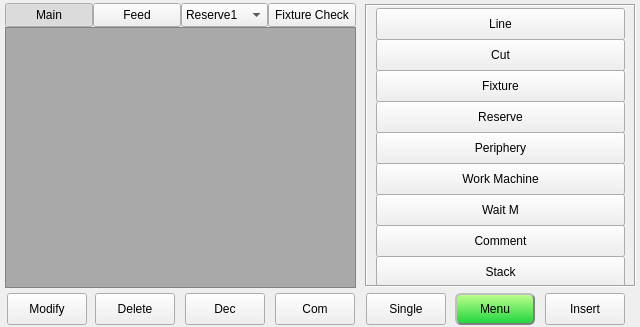
Before: the Qt Designer form hcinstruction/ichcinstructionpageframe.ui in GaussCheng/2-5AxisPunch, drawn with Qt 5.
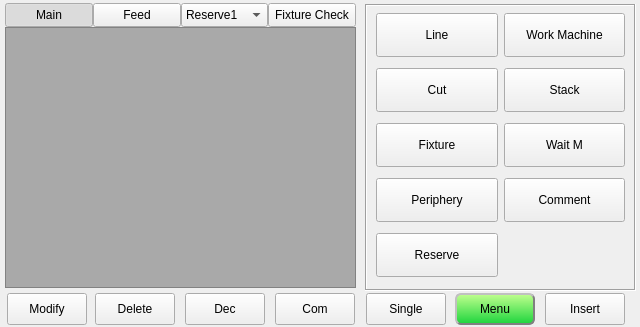
After: the same form once the commit is applied. Icons and pictures are not drawn. Custom widgets are drawn as their Qt base class.

What changed in the file:
```diff
--- a/hcinstruction/ichcinstructionpageframe.ui
+++ b/hcinstruction/ichcinstructionpageframe.ui
@@ -251,7 +251,7 @@
        <x>360</x>
        <y>1</y>
        <width>271</width>
-       <height>283</height>
+       <height>287</height>
       </rect>
      </property>
      <property name="sizePolicy">
@@ -270,17 +270,52 @@
       <number>0</number>
      </property>
      <widget class="QWidget" name="actionSelectPage">
-      <layout class="QVBoxLayout" name="verticalLayout_3">
-       <property name="spacing">
-        <number>4</number>
-       </property>
+      <layout class="QGridLayout" name="gridLayout">
        <property name="topMargin">
         <number>2</number>
        </property>
        <property name="bottomMargin">
         <number>2</number>
        </property>
-       <item>
+       <item row="4" column="1">
+        <widget class="QToolButton" name="commentButton">
+         <property name="sizePolicy">
+          <sizepolicy hsizetype="Preferred" vsizetype="Preferred">
+           <horstretch>0</horstretch>
+           <verstretch>0</verstretch>
+          </sizepolicy>
+         </property>
+         <property name="minimumSize">
+          <size>
+           <width>0</width>
+           <height>32</height>
+          </size>
+         </property>
+         <property name="maximumSize">
+          <size>
+           <width>16777215</width>
+           <height>44</height>
+          </size>
+         </property>
+         <property name="text">
+          <string>Comment</string>
+         </property>
+         <property name="icon">
+          <iconset resource="../resource.qrc">
+           <normaloff>:/resource/jump(32).png</normaloff>:/resource/jump(32).png</iconset>
+         </property>
+         <property name="iconSize">
+          <size>
+           <width>32</width>
+           <height>32</height>
+          </size>
+         </property>
+         <property name="toolButtonStyle">
+          <enum>Qt::ToolButtonTextBesideIcon</enum>
+         </property>
+        </widget>
+       </item>
+       <item row="0" column="0">
         <widget class="QToolButton" name="lineButton">
          <property name="sizePolicy">
           <sizepolicy hsizetype="Preferred" vsizetype="Preferred">
@@ -318,7 +353,7 @@
          </property>
         </widget>
        </item>
-       <item>
+       <item row="1" column="0">
         <widget class="QToolButton" name="cutButton">
          <property name="sizePolicy">
           <sizepolicy hsizetype="Preferred" vsizetype="Preferred">
@@ -356,7 +391,7 @@
          </property>
         </widget>
        </item>
-       <item>
+       <item row="2" column="0">
         <widget class="QToolButton" name="fixtureButton">
          <property name="sizePolicy">
           <sizepolicy hsizetype="Preferred" vsizetype="Preferred">
@@ -394,8 +429,8 @@
          </property>
         </widget>
        </item>
-       <item>
-        <widget class="QToolButton" name="pneumaticButton">
+       <item row="2" column="1">
+        <widget class="QToolButton" name="waitMButton">
          <property name="sizePolicy">
           <sizepolicy hsizetype="Preferred" vsizetype="Preferred">
            <horstretch>0</horstretch>
@@ -415,7 +450,7 @@
           </size>
          </property>
          <property name="text">
-          <string>Reserve</string>
+          <string>Wait M</string>
          </property>
          <property name="icon">
           <iconset resource="../resource.qrc">
@@ -432,7 +467,7 @@
          </property>
         </widget>
        </item>
-       <item>
+       <item row="4" column="0">
         <widget class="QToolButton" name="peripheryButton">
          <property name="sizePolicy">
           <sizepolicy hsizetype="Preferred" vsizetype="Preferred">
@@ -470,7 +505,45 @@
          </property>
         </widget>
        </item>
-       <item>
+       <item row="1" column="1">
+        <widget class="QToolButton" name="stackButton">
+         <property name="sizePolicy">
+          <sizepolicy hsizetype="Preferred" vsizetype="Preferred">
+           <horstretch>0</horstretch>
+           <verstretch>0</verstretch>
+          </sizepolicy>
+         </property>
+         <property name="minimumSize">
+          <size>
+           <width>0</width>
+           <height>32</height>
+          </size>
+         </property>
+         <property name="maximumSize">
+          <size>
+           <width>16777215</width>
+           <height>44</height>
+          </size>
+         </property>
+         <property name="text">
+          <string>Stack</string>
+         </property>
+         <property name="icon">
+          <iconset resource="../resource.qrc">
+           <normaloff>:/resource/jump(32).png</normaloff>:/resource/jump(32).png</iconset>
+         </property>
+         <property name="iconSize">
+          <size>
+           <width>32</width>
+           <height>32</height>
+          </size>
+         </property>
+         <property name="toolButtonStyle">
+          <enum>Qt::ToolButtonTextBesideIcon</enum>
+         </property>
+        </widget>
+       </item>
+       <item row="0" column="1">
         <widget class="QToolButton" name="workMachineIOButton">
          <property name="sizePolicy">
           <sizepolicy hsizetype="Preferred" vsizetype="Preferred">
@@ -508,8 +581,8 @@
          </property>
         </widget>
        </item>
-       <item>
-        <widget class="QToolButton" name="waitMButton">
+       <item row="5" column="0">
+        <widget class="QToolButton" name="pneumaticButton">
          <property name="sizePolicy">
           <sizepolicy hsizetype="Preferred" vsizetype="Preferred">
            <horstretch>0</horstretch>
@@ -529,87 +602,11 @@
           </size>
          </property>
          <property name="text">
-          <string>Wait M</string>
+          <string>Reserve</string>
          </property>
          <property name="icon">
           <iconset resource="../resource.qrc">
-           <normaloff>:/resource/stepInto.png</normaloff>:/resource/stepInto.png</iconset>
-         </property>
-         <property name="iconSize">
-          <size>
-           <width>32</width>
-           <height>32</height>
-          </size>
-         </property>
-         <property name="toolButtonStyle">
-          <enum>Qt::ToolButtonTextBesideIcon</enum>
-         </property>
-        </widget>
-       </item>
-       <item>
-        <widget class="QToolButton" name="commentButton">
-         <property name="sizePolicy">
-          <sizepolicy hsizetype="Preferred" vsizetype="Preferred">
-           <horstretch>0</horstretch>
-           <verstretch>0</verstretch>
-          </sizepolicy>
-         </property>
-         <property name="minimumSize">
-          <size>
-           <width>0</width>
-           <height>32</height>
-          </size>
-         </property>
-         <property name="maximumSize">
-          <size>
-           <width>16777215</width>
-           <height>44</height>
-          </size>
-         </property>
-         <property name="text">
-          <string>Comment</string>
-         </property>
-         <property name="icon">
-          <iconset resource="../resource.qrc">
-           <normaloff>:/resource/jump(32).png</normaloff>:/resource/jump(32).png</iconset>
-         </property>
-         <property name="iconSize">
-          <size>
-           <width>32</width>
-           <height>32</height>
-          </size>
-         </property>
-         <property name="toolButtonStyle">
-          <enum>Qt::ToolButtonTextBesideIcon</enum>
-         </property>
-        </widget>
-       </item>
-       <item>
-        <widget class="QToolButton" name="stackButton">
-         <property name="sizePolicy">
-          <sizepolicy hsizetype="Preferred" vsizetype="Preferred">
-           <horstretch>0</horstretch>
-           <verstretch>0</verstretch>
-          </sizepolicy>
-         </property>
-         <property name="minimumSize">
-          <size>
-           <width>0</width>
-           <height>32</height>
-          </size>
-         </property>
-         <property name="maximumSize">
-          <size>
-           <width>16777215</width>
-           <height>44</height>
-          </size>
-         </property>
-         <property name="text">
-          <string>Stack</string>
-         </property>
-         <property name="icon">
-          <iconset resource="../resource.qrc">
-           <normaloff>:/resource/jump(32).png</normaloff>:/resource/jump(32).png</iconset>
+           <normaloff>:/resource/CommonIO(32).png</normaloff>:/resource/CommonIO(32).png</iconset>
          </property>
          <property name="iconSize">
           <size>
```
Left out of the diff: 2 changed lines with no effect on the pictures.
